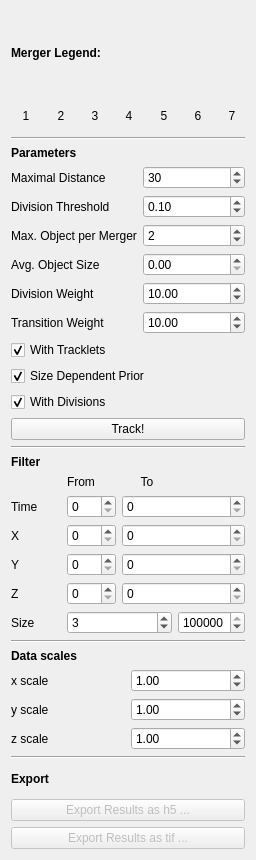
Before: the Qt Designer form ilastik/applets/tracking/conservation/drawer.ui in ilastik/ilastik, drawn with Qt 5.
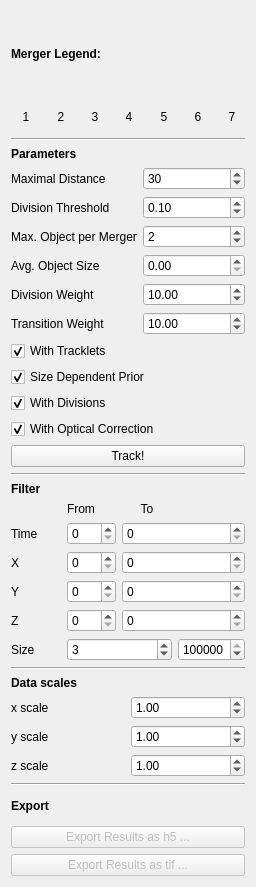
After: the same form once the commit is applied.

Commit message: added option for optical correction tracking

```diff
--- a/ilastik/applets/tracking/conservation/drawer.ui
+++ b/ilastik/applets/tracking/conservation/drawer.ui
@@ -7,7 +7,7 @@
     <x>0</x>
     <y>0</y>
     <width>256</width>
-    <height>860</height>
+    <height>887</height>
    </rect>
   </property>
   <property name="sizePolicy">
@@ -464,6 +464,16 @@
        </property>
       </widget>
      </item>
+     <item>
+      <widget class="QCheckBox" name="opticalBox">
+       <property name="text">
+        <string>With Optical Correction</string>
+       </property>
+       <property name="checked">
+        <bool>true</bool>
+       </property>
+      </widget>
+     </item>
      <item>
       <widget class="QPushButton" name="TrackButton">
        <property name="styleSheet">
```
Left out of the diff: 28 changed lines with no effect on the pictures. The commit also changes 4 other files.
